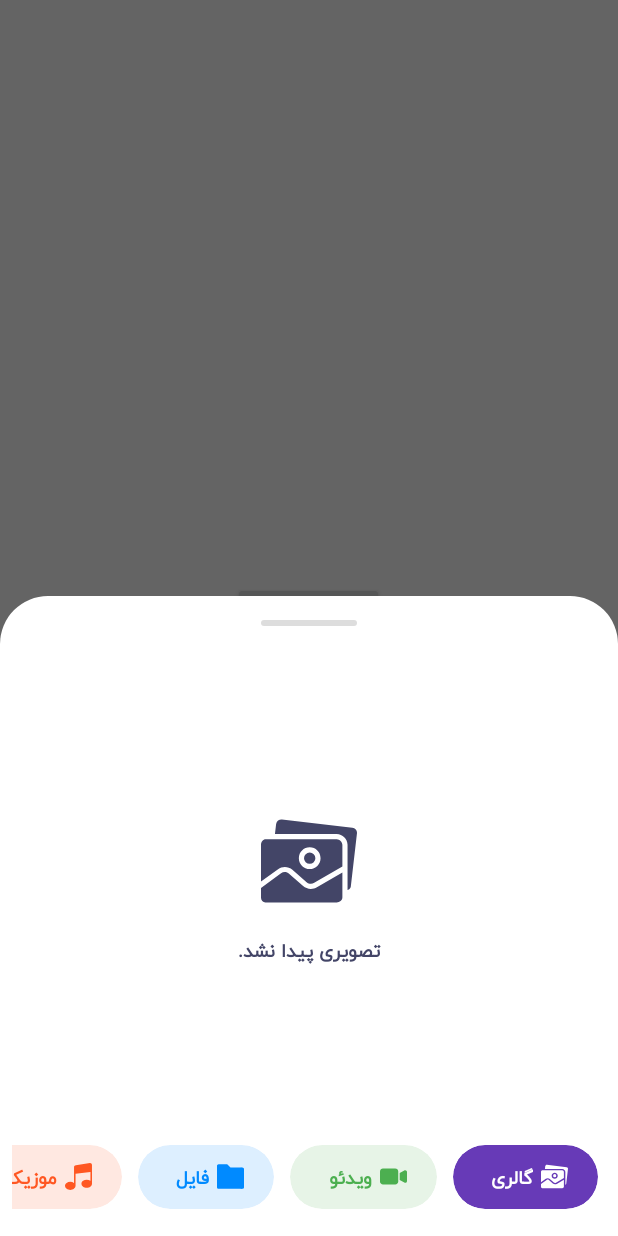
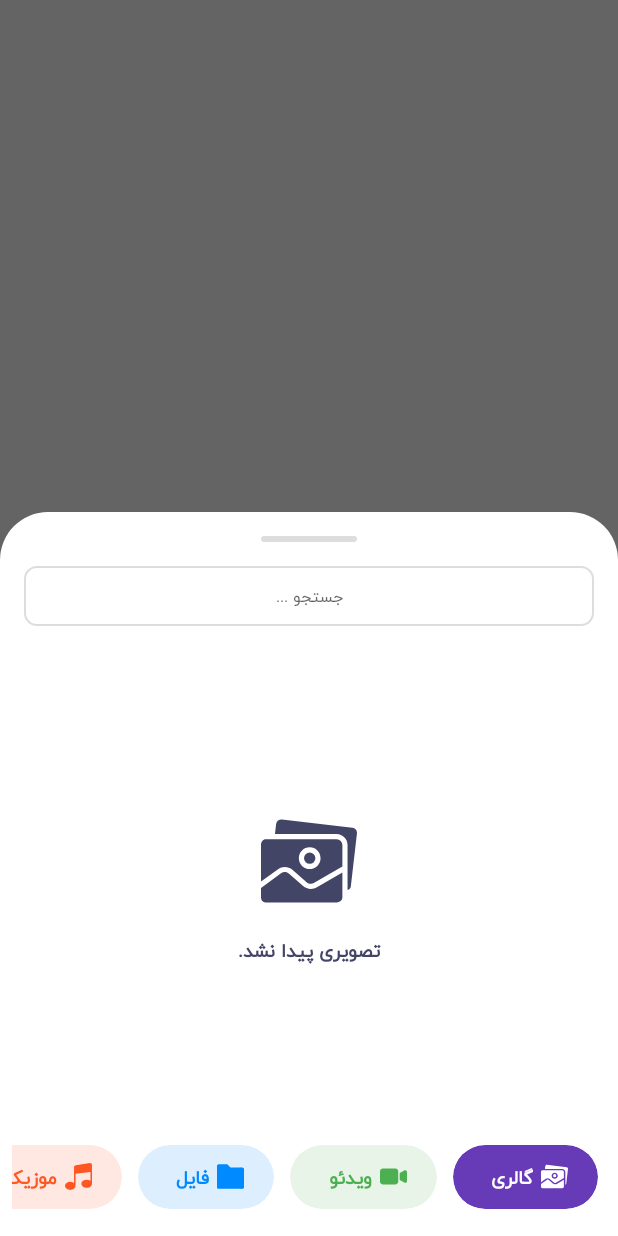
Before and after one commit to amjadrad/TildaFilePicker, an Android app: the screen it shows after launch (MainActivity), after a tap on "CHOOSE FILE", on a phone screen of 412 x 824 dp. Run offline under Robolectric (Android 15) with nearby library versions, the phone set to English and light mode, and no system bars.

Commit message:
Fix some bugs
Fix some bugs

```diff
--- a/app/src/main/java/ir/tildaweb/tildafilepicker/MainActivity.java
+++ b/app/src/main/java/ir/tildaweb/tildafilepicker/MainActivity.java
@@ -40,8 +40,8 @@ public class MainActivity extends AppCompatActivity {
             if (checkFilesPermission(this, 1)) {
                 TildaFilePicker tildaFilePicker = new TildaFilePicker(MainActivity.this, new FileType[]{FileType.FILE_TYPE_ALL});
                 tildaFilePicker.setSingleChoice();
+                tildaFilePicker.setSearchable();
                 tildaFilePicker.setOnTildaFileSelectListener(list -> {
-                    Log.d(TAG, "onCreate: " + list.get(0).getPath());
                     imageView.setImageBitmap(BitmapFactory.decodeFile(list.get(0).getPath()));
                 });
                 tildaFilePicker.show(getSupportFragmentManager());
--- a/tilda_filepicker/src/main/java/ir/tildaweb/tilda_filepicker/TildaFilePicker.java
+++ b/tilda_filepicker/src/main/java/ir/tildaweb/tilda_filepicker/TildaFilePicker.java
@@ -3,6 +3,8 @@ package ir.tildaweb.tilda_filepicker;
 
 import android.content.Context;
 import android.os.Bundle;
+import android.text.Editable;
+import android.text.TextWatcher;
 import android.view.LayoutInflater;
 import android.view.View;
 import android.view.ViewGroup;
@@ -17,6 +19,7 @@ import androidx.recyclerview.widget.LinearLayoutManager;
 
 import com.google.android.material.bottomsheet.BottomSheetDialogFragment;
 
+import java.util.ArrayList;
 import java.util.List;
 
 import ir.tildaweb.tilda_filepicker.adapter.AdapterFiles;
@@ -41,6 +44,8 @@ public class TildaFilePicker extends BottomSheetDialogFragment implements TildaF
     private FileType[] showJustTypes = {FileType.FILE_TYPE_ALL};
     private final Context context;
     private boolean isSingleChoice = false;
+    private boolean isSearchable = false;
+    private List<FileModel> files;
 
     private enum AttachType {
         ATTACHE_TYPE_GALLERY,
@@ -67,6 +72,10 @@ public class TildaFilePicker extends BottomSheetDialogFragment implements TildaF
         this.isSingleChoice = true;
     }
 
+    public void setSearchable() {
+        this.isSearchable = true;
+    }
+
     @Override
     public void onCreate(@Nullable Bundle savedInstanceState) {
         super.onCreate(savedInstanceState);
@@ -87,6 +96,42 @@ public class TildaFilePicker extends BottomSheetDialogFragment implements TildaF
         binding.cardViewNavMusic.setOnClickListener(this);
         binding.cardViewNavVideo.setOnClickListener(this);
         binding.btnConfirm.setOnClickListener(this);
+
+        if (isSearchable) {
+            binding.etSearch.setVisibility(View.VISIBLE);
+        }
+
+        binding.etSearch.addTextChangedListener(new TextWatcher() {
+            @Override
+            public void beforeTextChanged(CharSequence charSequence, int i, int i1, int i2) {
+
+            }
+
+            @Override
+            public void onTextChanged(CharSequence charSequence, int i, int i1, int i2) {
+
+            }
+
+            @Override
+            public void afterTextChanged(Editable editable) {
+                String text = binding.etSearch.getText().toString().trim();
+                if (text.length() > 0) {
+                    if (currentAttachType == AttachType.ATTACHE_TYPE_FILE) {
+                        ArrayList<FileModel> fileModels = new ArrayList<>();
+                        for (FileModel fileModel : files) {
+                            if (fileModel.getTitle().contains(text) || fileModel.getPath().contains(text)) {
+                                fileModels.add(fileModel);
+                            }
+                        }
+                        adapterFiles.clearAll();
+                        adapterFiles.addItems(fileModels);
+                    }
+                } else {
+                    adapterFiles.clearAll();
+                    adapterFiles.addItems(files);
+                }
+            }
+        });
 
         binding.recyclerViewImages.setLayoutManager(new GridLayoutManager(context, 3));
         adapterImages = new AdapterImages(context, isSingleChoice);
@@ -166,6 +211,7 @@ public class TildaFilePicker extends BottomSheetDialogFragment implements TildaF
 
     @Override
     public void onResponseFiles(List<FileModel> list) {
+        this.files = list;
         adapterFiles.clearAll();
         adapterFiles.addItems(list);
         if (list.size() == 0) {
--- a/tilda_filepicker/src/main/java/ir/tildaweb/tilda_filepicker/TildaFilePresenter.java
+++ b/tilda_filepicker/src/main/java/ir/tildaweb/tilda_filepicker/TildaFilePresenter.java
@@ -28,7 +28,7 @@ public class TildaFilePresenter {
     public void requestImages() {
         List<FileModel> list = new ArrayList<>();
         Cursor cursor = context.getContentResolver().query(MediaStore.Images.Media.EXTERNAL_CONTENT_URI, projection, null, null, null);
-        assert cursor != null;
+        if (cursor != null) {
             if (cursor.moveToLast()) {
                 do {
                     int index = cursor.getColumnIndex(MediaStore.MediaColumns.DATA);
@@ -40,6 +40,7 @@ public class TildaFilePresenter {
                 } while (cursor.moveToPrevious());
             }
             cursor.close();
+        }
         onDataPreparedListener.onResponseImages(list);
     }
 
@@ -57,7 +58,6 @@ public class TildaFilePresenter {
         String[] selectionArgs = new String[]{mimeTypePDF, mimeTypeDocx, mimeTypeZip, mimeTypeRar, mimeTypeText, mimeTypeHtml};
 //        Cursor cursor = context.getContentResolver().query(MediaStore.Files.getContentUri("external"), projection, selectionMimeType, selectionArgs, null);
         Cursor cursor = context.getContentResolver().query(MediaStore.Files.getContentUri("external"), projection, null, null, null);
-        assert cursor != null;
         Log.d(TAG, "requestFiles: " + cursor.getCount());
         if (cursor.moveToLast()) {
             do {
@@ -107,7 +107,6 @@ public class TildaFilePresenter {
     public void requestMusics() {
         List<FileModel> list = new ArrayList<>();
         Cursor cursor = context.getContentResolver().query(MediaStore.Audio.Media.EXTERNAL_CONTENT_URI, projection, null, null, null);
-        assert cursor != null;
         if (cursor.moveToLast()) {
             do {
                 int index = cursor.getColumnIndex(MediaStore.MediaColumns.DATA);
@@ -126,7 +125,6 @@ public class TildaFilePresenter {
     public void requestVideos() {
         List<FileModel> list = new ArrayList<>();
         Cursor cursor = context.getContentResolver().query(MediaStore.Video.Media.EXTERNAL_CONTENT_URI, projection, null, null, null);
-        assert cursor != null;
         if (cursor.moveToLast()) {
             do {
                 int index = cursor.getColumnIndex(MediaStore.MediaColumns.DATA);
--- a/tilda_filepicker/src/main/java/ir/tildaweb/tilda_filepicker/adapter/AdapterFiles.java
+++ b/tilda_filepicker/src/main/java/ir/tildaweb/tilda_filepicker/adapter/AdapterFiles.java
@@ -64,7 +64,7 @@ public class AdapterFiles extends RecyclerView.Adapter<AdapterFiles.ViewHolder>
 
         switch (model.getFileMimeType()) {
             case FILE_MIME_TYPE_NONE:
-                holder.imageViewMimeType.setImageDrawable(ContextCompat.getDrawable(context , R.drawable.ic_folder));
+                holder.imageViewMimeType.setImageDrawable(ContextCompat.getDrawable(context , R.drawable.ic_tilda_folder));
                 break;
             case FILE_MIME_TYPE_PDF:
                 holder.imageViewMimeType.setImageDrawable(ContextCompat.getDrawable(context ,R.drawable.ic_pdf));
--- /dev/null
+++ b/tilda_filepicker/src/main/res/drawable/selector_et_default.xml
@@ -0,0 +1,32 @@
+<?xml version="1.0" encoding="utf-8"?>
+<selector xmlns:android="http://schemas.android.com/apk/res/android" xmlns:tools="http://schemas.android.com/tools" tools:ignore="MissingPrefix">
+
+    <item android:state_enabled="true" android:state_focused="true">
+        <layer-list>
+            <item>
+                <shape>
+                    <size android:height="40dp" />
+                    <corners android:radius="8dp" />
+                    <solid android:color="#ffffff" />
+                    <stroke android:width="1dp" android:color="#dddddd" />
+                </shape>
+            </item>
+
+        </layer-list>
+
+    </item>
+    <item android:state_enabled="true">
+        <layer-list>
+            <item>
+                <shape>
+                    <size android:height="40dp" />
+                    <corners android:radius="8dp" />
+                    <solid android:color="#ffffff" />
+                    <stroke android:width="1dp" android:color="#eeeeee" />
+                </shape>
+            </item>
+
+        </layer-list>
+    </item>
+
+</selector>
--- a/tilda_filepicker/src/main/res/layout/bottom_sheet_select_files.xml
+++ b/tilda_filepicker/src/main/res/layout/bottom_sheet_select_files.xml
@@ -55,6 +55,18 @@
 
         </LinearLayout>
 
+        <androidx.appcompat.widget.AppCompatEditText
+            android:id="@+id/etSearch"
+            android:layout_width="match_parent"
+            android:layout_height="wrap_content"
+            android:layout_marginLeft="8dp"
+            android:layout_marginTop="16dp"
+            android:layout_marginRight="8dp"
+            android:background="@drawable/selector_et_default"
+            android:gravity="center"
+            android:hint="جستجو ..."
+            android:textSize="12sp"
+            android:visibility="gone" />
 
         <androidx.cardview.widget.CardView
             android:layout_width="match_parent"
@@ -155,7 +167,7 @@
                         android:layout_width="64dp"
                         android:layout_height="64dp"
                         android:layout_gravity="center"
-                        app:srcCompat="@drawable/ic_folder"
+                        app:srcCompat="@drawable/ic_tilda_folder"
                         app:tint="#434567" />
 
                     <androidx.appcompat.widget.AppCompatTextView
@@ -322,7 +334,7 @@
                             android:layout_height="18dp"
                             android:layout_gravity="center"
                             android:tint="@color/colorFileDark"
-                            app:srcCompat="@drawable/ic_folder" />
+                            app:srcCompat="@drawable/ic_tilda_folder" />
 
                         <TextView
                             android:id="@+id/tvNavFile"
--- a/tilda_filepicker/src/main/res/layout/item_file.xml
+++ b/tilda_filepicker/src/main/res/layout/item_file.xml
@@ -25,7 +25,7 @@
                     android:layout_width="36dp"
                     android:layout_height="36dp"
                     android:layout_gravity="center"
-                    app:srcCompat="@drawable/ic_folder" />
+                    app:srcCompat="@drawable/ic_tilda_folder" />
 
                 <androidx.coordinatorlayout.widget.CoordinatorLayout
                     android:id="@+id/coordinateSelectItem"
```
Also changed, not shown: tilda_filepicker/src/main/res/drawable/ic_tilda_folder.xml (renamed from tilda_filepicker/src/main/res/drawable/ic_folder.xml). Lines whose indentation alone changed are shown as unchanged.
